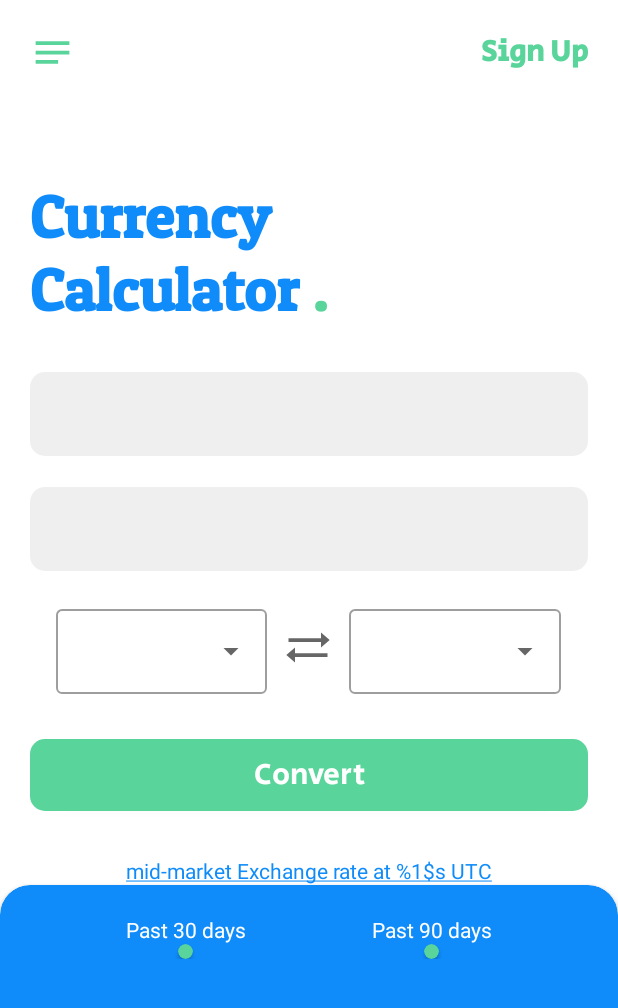
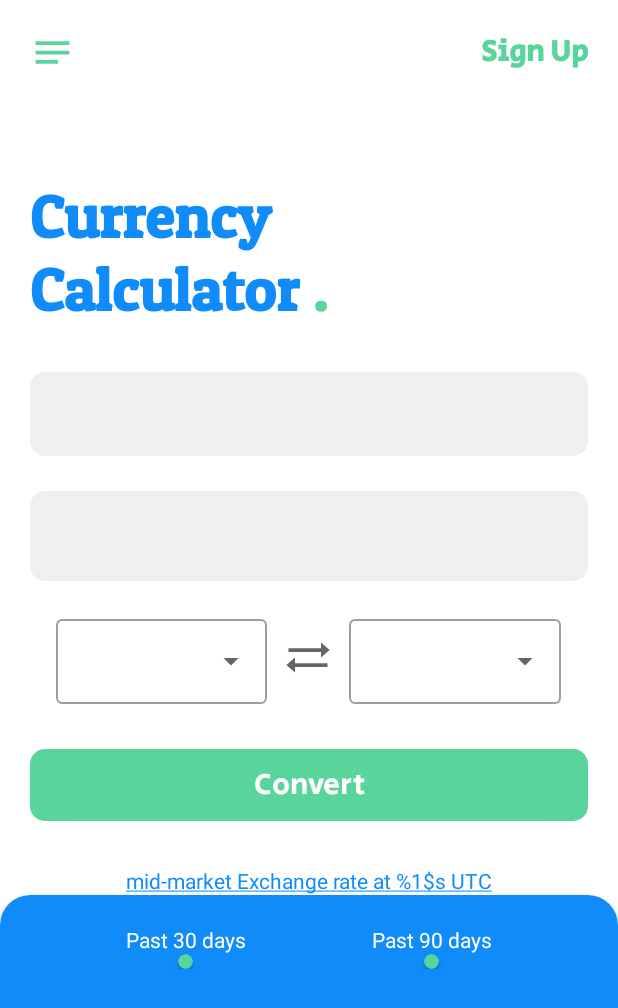
Before and after one commit to Johnnycake01/molloCurrencyConverter, an Android app: the layout activity_main.xml on its own in the app's theme, with its tools: preview values and no code run, on a phone screen of 412 x 824 dp. Shown: the top 1008 px of the screen. Run offline under Robolectric (Android 15) with nearby library versions, the phone set to English and light mode, and no system bars.

```diff
--- a/app/src/main/res/layout/activity_main.xml
+++ b/app/src/main/res/layout/activity_main.xml
@@ -48,7 +48,7 @@
     <com.google.android.material.textfield.TextInputLayout
         android:id="@+id/textFieldFirstCurrency"
         android:layout_width="match_parent"
-        android:layout_height="wrap_content"
+        android:layout_height="80dp"
         app:layout_constraintTop_toBottomOf="@id/labelCurrencyCalculator"
         app:layout_constraintLeft_toLeftOf="parent"
         app:layout_constraintRight_toRightOf="parent"
@@ -61,24 +61,25 @@
             android:background="@drawable/custom_text_field"
             />
     </com.google.android.material.textfield.TextInputLayout>
-    <com.google.android.material.textfield.TextInputLayout
+    <TextView
         android:id="@+id/textFieldSecondCurrency"
         android:layout_width="match_parent"
-        android:layout_height="wrap_content"
+        android:layout_height="60dp"
+        android:textStyle="bold"
+        android:textSize="20sp"
+        android:paddingStart="10dp"
+        android:paddingEnd="10dp"
+        android:gravity="center_vertical"
+        android:fontFamily="@font/patuaone_regular"
         app:layout_constraintTop_toBottomOf="@id/textFieldFirstCurrency"
         app:layout_constraintLeft_toLeftOf="parent"
         app:layout_constraintRight_toRightOf="parent"
         android:layout_marginLeft="20dp"
         android:layout_marginRight="20dp"
         android:layout_marginTop="10dp"
-        app:boxBackgroundMode="none"
-        >
-        <com.google.android.material.textfield.TextInputEditText
-            android:layout_width="match_parent"
-            android:layout_height="wrap_content"
-            android:background="@drawable/custom_text_field"
-            />
-    </com.google.android.material.textfield.TextInputLayout>
+        android:background="@drawable/custom_text_field"
+       />
+
     <LinearLayout
         android:id="@+id/layoutSelectCurrencyToConvert"
         android:layout_width="match_parent"
```
Also changed, not shown: app/src/main/java/com/mollo/myapplication/MainActivity.kt (+37 -17 lines), app/src/main/java/com/mollo/myapplication/utils/ConversionFunctions.kt (added, +27 -0 lines).
